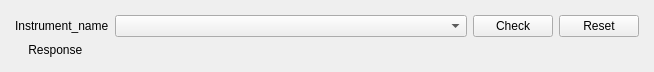
Old version of the form gui/widgets/ui/VISAConnect.ui in the repository QAZYAE/RRAM_VISA_Drivers.
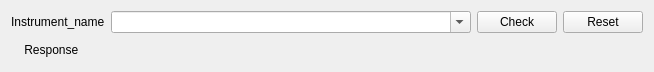
New version of the form.

Commit message: Connection widgets finished

```diff
--- a/gui/widgets/ui/VISAConnect.ui
+++ b/gui/widgets/ui/VISAConnect.ui
@@ -7,7 +7,7 @@
     <x>0</x>
     <y>0</y>
     <width>654</width>
-    <height>68</height>
+    <height>72</height>
    </rect>
   </property>
   <property name="windowTitle">
@@ -17,19 +17,23 @@
    <item>
     <layout class="QGridLayout" name="gridLayout" columnstretch="0,1,0,0">
      <property name="leftMargin">
-      <number>4</number>
+      <number>0</number>
      </property>
      <property name="topMargin">
-      <number>4</number>
+      <number>0</number>
      </property>
      <property name="rightMargin">
-      <number>4</number>
+      <number>0</number>
      </property>
      <property name="bottomMargin">
-      <number>4</number>
+      <number>0</number>
      </property>
      <item row="0" column="1">
-      <widget class="QComboBox" name="comboBox"/>
+      <widget class="QComboBox" name="comboBox">
+       <property name="editable">
+        <bool>true</bool>
+       </property>
+      </widget>
      </item>
      <item row="0" column="2">
       <widget class="QPushButton" name="btn_check">
```
The commit also changes 3 other files.
